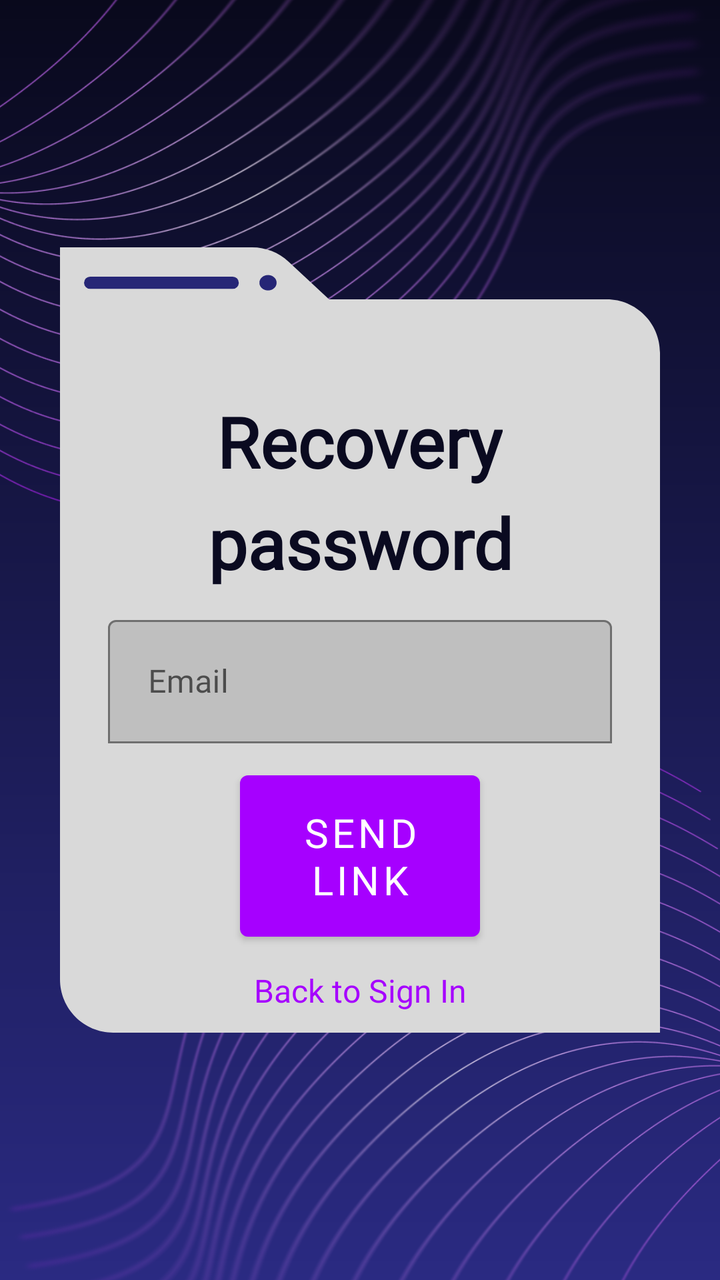
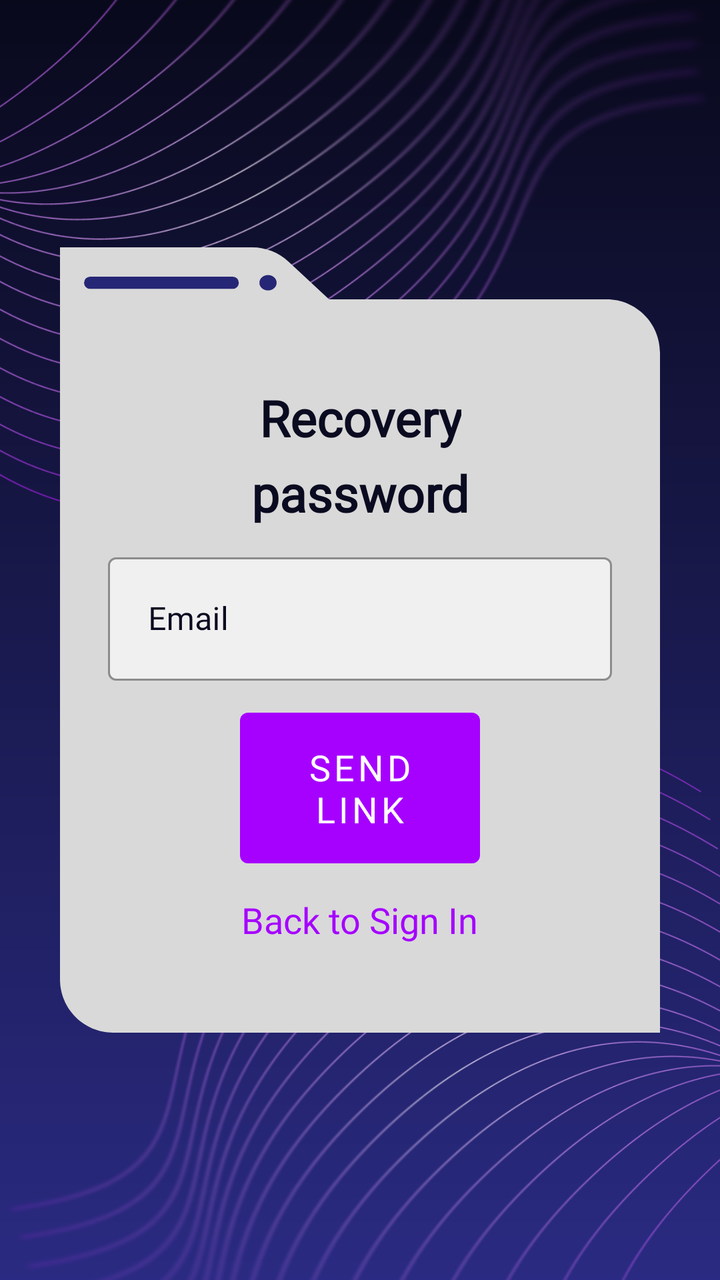

The first picture is an Android layout as it rendered before a commit; the second is the same layout after the commit. The layout source and the unified diff follow.
<!-- AndroidManifest.xml: application theme Theme.MaterialComponents.DayNight.NoActionBar -->
<!-- res/layout/activity_recovery.xml -->
<?xml version="1.0" encoding="utf-8"?>
<androidx.constraintlayout.widget.ConstraintLayout
    xmlns:android="http://schemas.android.com/apk/res/android"
    xmlns:app="http://schemas.android.com/apk/res-auto"
    xmlns:tools="http://schemas.android.com/tools"
    android:layout_width="match_parent"
    android:layout_height="match_parent">

    <ImageView
        android:id="@+id/gradientBg"
        android:layout_width="0dp"
        android:layout_height="0dp"
        android:scaleType="fitXY"
        android:src="@drawable/gradient_bg"
        app:layout_constraintBottom_toBottomOf="parent"
        app:layout_constraintEnd_toEndOf="parent"
        app:layout_constraintStart_toStartOf="parent"
        app:layout_constraintTop_toTopOf="parent" />

    <ImageView
        android:id="@+id/linesTopLeft"
        android:layout_width="wrap_content"
        android:layout_height="wrap_content"
        android:scaleX="1.55"
        android:scaleY="1.2"
        android:layout_marginStart="-100dp"
        android:layout_marginTop="-250dp"
        app:layout_constraintStart_toStartOf="parent"
        app:layout_constraintTop_toTopOf="parent"
        android:src="@drawable/lines2_2" />

    <ImageView
        android:id="@+id/linesTopRight"
        android:layout_width="wrap_content"
        android:layout_height="wrap_content"
        android:scaleX="1.55"
        android:scaleY="1.2"
        android:layout_marginStart="100dp"
        android:layout_marginTop="250dp"
        app:layout_constraintStart_toStartOf="parent"
        app:layout_constraintTop_toTopOf="parent"
        android:src="@drawable/lines2_1" />

    <ImageView
        android:id="@+id/contentBackground"
        android:layout_width="0dp"
        android:layout_height="0dp"
        android:layout_margin="30dp"
        app:layout_constraintDimensionRatio="9:16"
        android:src="@drawable/back_window_1"
        app:layout_constraintBottom_toBottomOf="parent"
        app:layout_constraintEnd_toEndOf="parent"
        app:layout_constraintStart_toStartOf="parent"
        app:layout_constraintTop_toTopOf="parent"
        app:layout_constraintVertical_bias="0.5" />

    <LinearLayout
        android:id="@+id/titleContainer"
        android:layout_width="wrap_content"
        android:layout_height="wrap_content"
        android:orientation="vertical"
        android:gravity="center"
        app:layout_constraintStart_toStartOf="@id/contentBackground"
        app:layout_constraintEnd_toEndOf="@id/contentBackground"
        app:layout_constraintTop_toTopOf="@id/contentBackground"
        app:layout_constraintBottom_toBottomOf="@id/contentBackground"
        app:layout_constraintVertical_bias="0.33">

        <TextView
            android:id="@+id/titleText_1"
            android:layout_width="wrap_content"
            android:layout_height="wrap_content"
            android:fontFamily="@font/zen_dots"
            android:text="@string/recovery_1"
            android:textColor="@color/dark_blue"
            android:textSize="35sp"
            android:textStyle="bold"
            android:gravity="center" />

        <TextView
            android:id="@+id/titleText_2"
            android:layout_width="wrap_content"
            android:layout_height="wrap_content"
            android:fontFamily="@font/zen_dots"
            android:text="@string/recovery_2"
            android:textColor="@color/dark_blue"
            android:textSize="35sp"
            android:textStyle="bold"
            android:gravity="center"
            android:layout_marginTop="4dp" />

    </LinearLayout>

    <com.google.android.material.textfield.TextInputLayout
        android:id="@+id/emailLayout"
        android:layout_width="0dp"
        android:layout_height="wrap_content"
        android:layout_marginStart="24dp"
        android:layout_marginEnd="24dp"
        android:layout_marginTop="10dp"
        android:hint="@string/email"
        app:boxBackgroundMode="outline"
        app:boxCornerRadius="4dp"
        app:layout_constraintTop_toBottomOf="@id/titleContainer"
        app:layout_constraintStart_toStartOf="@id/contentBackground"
        app:layout_constraintEnd_toEndOf="@id/contentBackground">

        <com.google.android.material.textfield.TextInputEditText
            android:id="@+id/emailInput"
            android:layout_width="match_parent"
            android:layout_height="wrap_content"
            android:textColor="@color/dark_blue"
            android:padding="20dp"
            android:fontFamily="@font/zen_dots"
            android:inputType="textEmailAddress" />

    </com.google.android.material.textfield.TextInputLayout>

    <Button
        android:id="@+id/sendLinkButton"
        android:layout_width="0dp"
        android:layout_height="wrap_content"
        android:layout_marginTop="10dp"
        android:layout_marginStart="90dp"
        android:padding="15dp"
        android:layout_marginEnd="90dp"
        android:fontFamily="@font/zen_dots"
        android:text="@string/send_link"
        android:textColor="@color/white_text"
        android:textSize="20sp"
        app:backgroundTint="@color/purple"
        app:cornerRadius="4dp"
        app:layout_constraintEnd_toEndOf="@id/contentBackground"
        app:layout_constraintStart_toStartOf="@id/contentBackground"
        app:layout_constraintTop_toBottomOf="@id/emailLayout" />

    <TextView
        android:id="@+id/registerNowText"
        android:layout_width="wrap_content"
        android:layout_height="wrap_content"
        android:layout_marginTop="2dp"
        android:fontFamily="@font/zen_dots"
        android:text="@string/back_to_sign_in"
        android:textColor="@color/purple"
        android:textSize="16sp"
        android:clickable="true"
        android:focusable="true"
        android:padding="8dp"
        app:layout_constraintEnd_toEndOf="@id/contentBackground"
        app:layout_constraintStart_toStartOf="@id/contentBackground"
        app:layout_constraintTop_toBottomOf="@id/sendLinkButton" />

</androidx.constraintlayout.widget.ConstraintLayout>
<!-- resources referenced by this layout -->
<resources>
  <color name="dark_blue">#0A0A20</color>
  <color name="purple">#A600FF</color>
  <color name="white_text">#FFFFFF</color>
  <!-- drawable back_window_1 (drawable) -->
  <vector xmlns:android="http://schemas.android.com/apk/res/android"
      android:width="349dp"
      android:height="457dp"
      android:viewportWidth="349"
      android:viewportHeight="457">
    <path
        android:pathData="M111.8,0C119.64,0 127.19,2.97 132.93,8.32L156.5,30.27H318C335.12,30.27 349,44.15 349,61.27V457H31C13.88,457 0,443.12 0,426V0H111.8Z"
        android:fillColor="#D9D9D9"/>
    <path
        android:pathData="M17.58,17.03L100.42,17.03A3.58,3.58 0,0 1,104 20.61L104,20.61A3.58,3.58 0,0 1,100.42 24.19L17.58,24.19A3.58,3.58 0,0 1,14 20.61L14,20.61A3.58,3.58 0,0 1,17.58 17.03z"
        android:fillColor="#262676"/>
    <path
        android:pathData="M116,20.61a5,4.48 0,1 0,10 0a5,4.48 0,1 0,-10 0z"
        android:fillColor="#262676"/>
  </vector>
  <!-- drawable gradient_bg (drawable) -->
  <shape xmlns:android="http://schemas.android.com/apk/res/android">
      <gradient
          android:startColor="#09091C"
          android:endColor="#2A2A82"
          android:angle="270"/>
  </shape>
  <!-- drawable lines2_1: png bitmap (drawable, 464063 bytes) -->
  <!-- drawable lines2_2: png bitmap (drawable, 445353 bytes) -->
  <string name="back_to_sign_in">Back to Sign In</string>
  <string name="email">Email</string>
  <string name="recovery_1">Recovery</string>
  <string name="recovery_2">password</string>
  <string name="send_link">Send link</string>
</resources>

<!-- the commit's change to res/layout/activity_recovery.xml (unified diff, before → after) -->
@@ -64,7 +64,7 @@
         app:layout_constraintEnd_toEndOf="@id/contentBackground"
         app:layout_constraintTop_toTopOf="@id/contentBackground"
         app:layout_constraintBottom_toBottomOf="@id/contentBackground"
-        app:layout_constraintVertical_bias="0.33">
+        app:layout_constraintVertical_bias="0.30">
 
         <TextView
             android:id="@+id/titleText_1"
@@ -73,7 +73,7 @@
             android:fontFamily="@font/zen_dots"
             android:text="@string/recovery_1"
             android:textColor="@color/dark_blue"
-            android:textSize="35sp"
+            android:textSize="25sp"
             android:textStyle="bold"
             android:gravity="center" />
 
@@ -84,7 +84,7 @@
             android:fontFamily="@font/zen_dots"
             android:text="@string/recovery_2"
             android:textColor="@color/dark_blue"
-            android:textSize="35sp"
+            android:textSize="25sp"
             android:textStyle="bold"
             android:gravity="center"
             android:layout_marginTop="4dp" />
@@ -100,7 +100,14 @@
         android:layout_marginTop="10dp"
         android:hint="@string/email"
         app:boxBackgroundMode="outline"
-        app:boxCornerRadius="4dp"
+        app:boxBackgroundColor="#F0F0F0"
+        app:boxStrokeColor="@color/dark_blue"
+        app:boxCornerRadiusTopStart="4dp"
+        app:boxCornerRadiusTopEnd="4dp"
+        app:boxCornerRadiusBottomStart="4dp"
+        app:boxCornerRadiusBottomEnd="4dp"
+        android:textColorHint="@color/dark_blue"
+        app:hintTextColor="@color/dark_blue"
         app:layout_constraintTop_toBottomOf="@id/titleContainer"
         app:layout_constraintStart_toStartOf="@id/contentBackground"
         app:layout_constraintEnd_toEndOf="@id/contentBackground">
@@ -110,6 +117,7 @@
             android:layout_width="match_parent"
             android:layout_height="wrap_content"
             android:textColor="@color/dark_blue"
+            android:textColorHint="@color/dark_blue"
             android:padding="20dp"
             android:fontFamily="@font/zen_dots"
             android:inputType="textEmailAddress" />
@@ -127,7 +135,7 @@
         android:fontFamily="@font/zen_dots"
         android:text="@string/send_link"
         android:textColor="@color/white_text"
-        android:textSize="20sp"
+        android:textSize="18sp"
         app:backgroundTint="@color/purple"
         app:cornerRadius="4dp"
         app:layout_constraintEnd_toEndOf="@id/contentBackground"
@@ -135,14 +143,14 @@
         app:layout_constraintTop_toBottomOf="@id/emailLayout" />
 
     <TextView
-        android:id="@+id/registerNowText"
+        android:id="@+id/backToSignInText"
         android:layout_width="wrap_content"
         android:layout_height="wrap_content"
         android:layout_marginTop="2dp"
         android:fontFamily="@font/zen_dots"
         android:text="@string/back_to_sign_in"
         android:textColor="@color/purple"
-        android:textSize="16sp"
+        android:textSize="18sp"
         android:clickable="true"
         android:focusable="true"
         android:padding="8dp"
